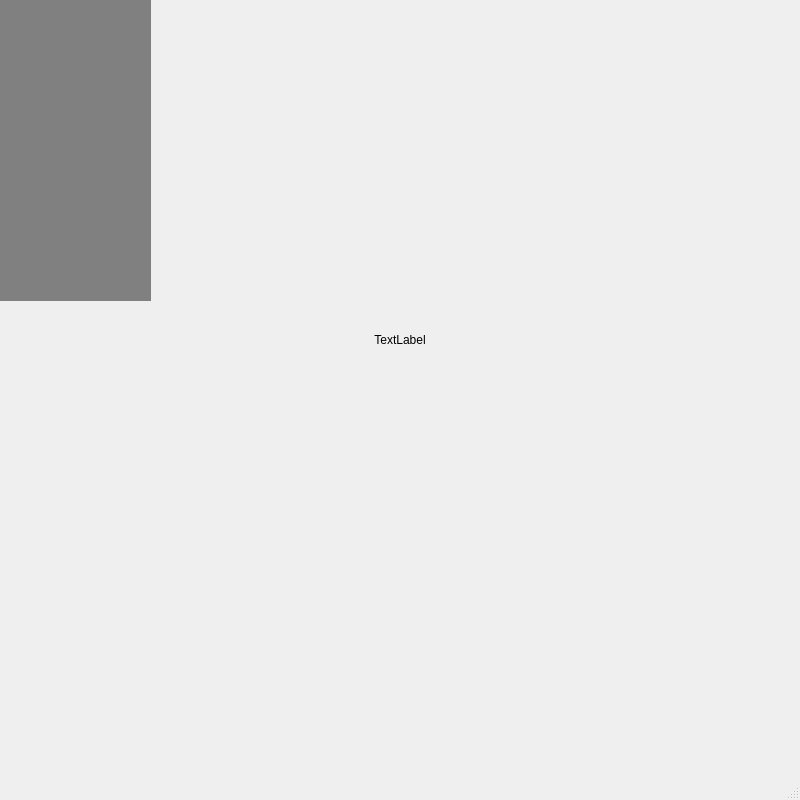
Above: Call_Strategies_GUI/mainwindow.ui from Crescent-039/HD2_Call_Strategies_GUI before the change. Below: the same form after it.
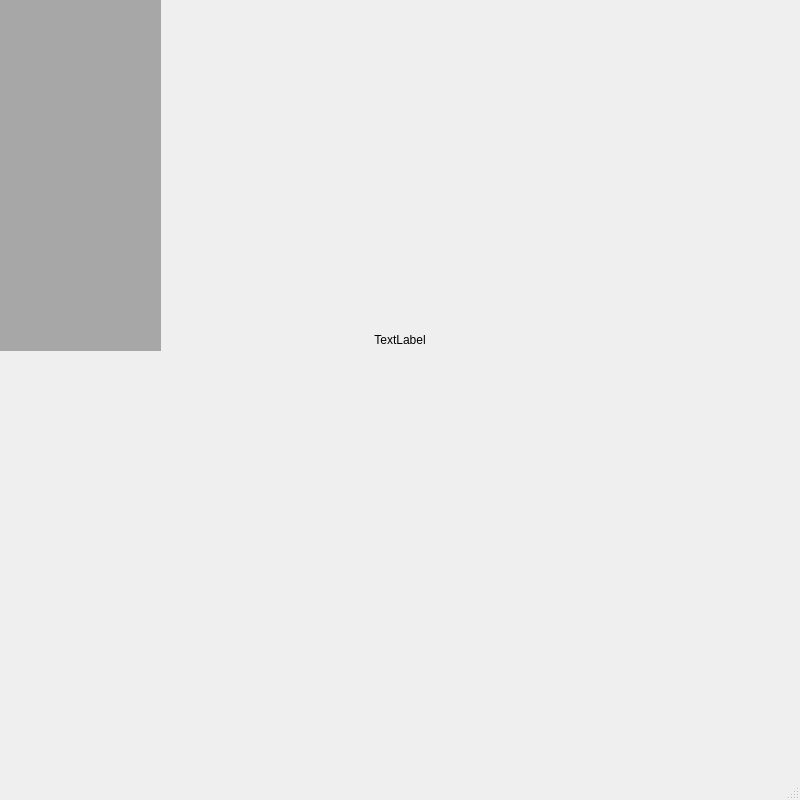
That is the form after the change.

```diff
--- a/Call_Strategies_GUI/mainwindow.ui
+++ b/Call_Strategies_GUI/mainwindow.ui
@@ -64,12 +64,12 @@
      <rect>
       <x>0</x>
       <y>0</y>
-      <width>151</width>
-      <height>301</height>
+      <width>161</width>
+      <height>351</height>
      </rect>
     </property>
     <property name="styleSheet">
-     <string notr="true">background-color: grey;</string>
+     <string notr="true">background-color: rgb(56, 56, 56, 100);</string>
     </property>
    </widget>
   </widget>
```
